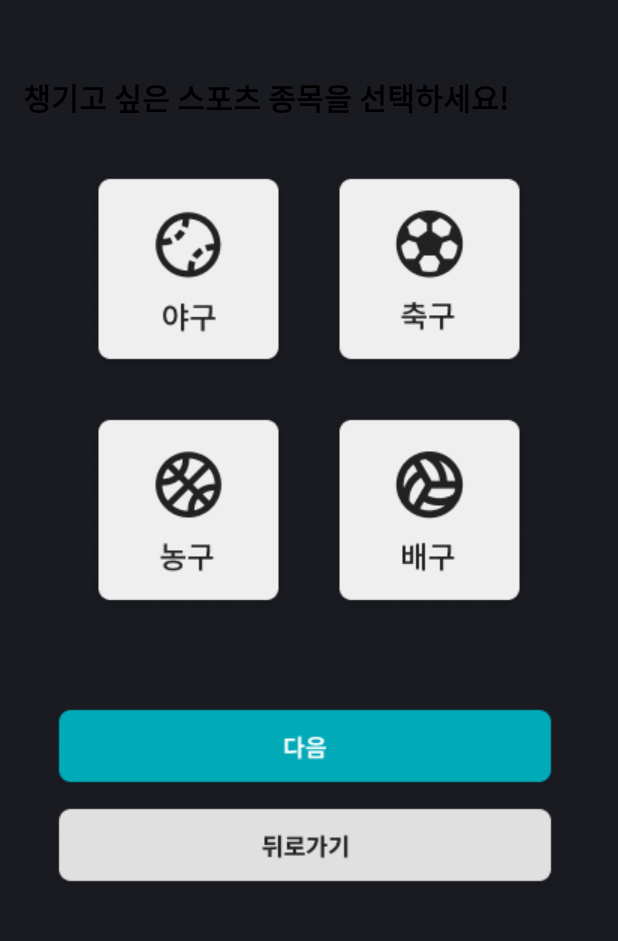
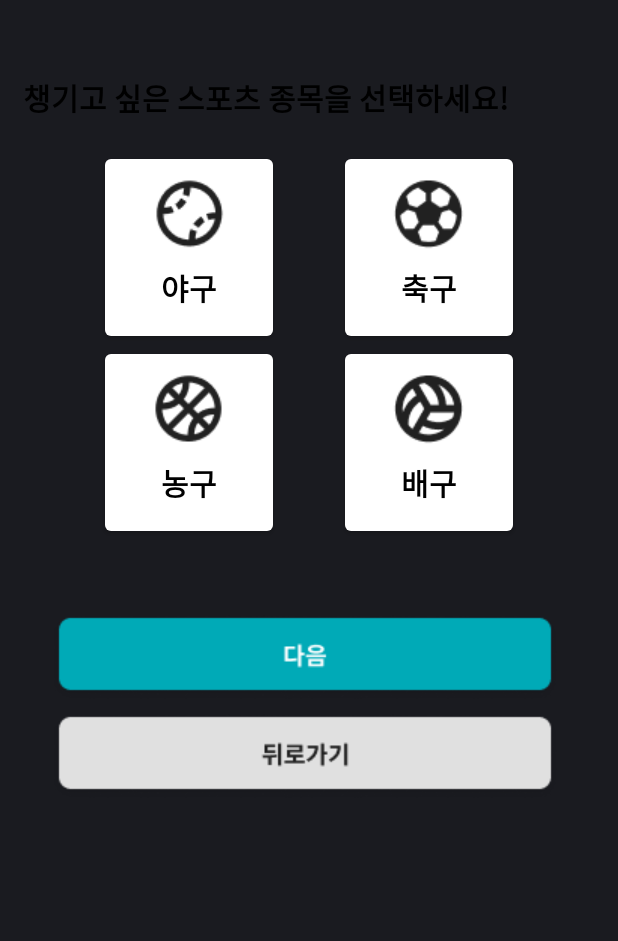
Before and after one commit to jiyeon11/NotiOut-Re, an Android app: the layout activity_event_choice.xml on its own in the app's theme, with its tools: preview values and no code run, on a phone screen of 412 x 824 dp, the part 204-1145 px from its top. Run offline under Robolectric (Android 15) with nearby library versions, the phone set to English and light mode, and no system bars.

Commit message:
💄 스포츠 종목 선택 화면 수정

```diff
--- a/app/src/main/java/com/cookandroid/noti/MainActivity.java
+++ b/app/src/main/java/com/cookandroid/noti/MainActivity.java
@@ -4,8 +4,10 @@ import androidx.annotation.NonNull;
 import androidx.appcompat.app.AppCompatActivity;
 import androidx.fragment.app.Fragment;
 
+import android.content.Intent;
 import android.os.Bundle;
 import android.util.Base64;
+import android.util.Log;
 import android.view.MenuItem;
 import android.webkit.WebView;
 
@@ -34,6 +36,9 @@ public class MainActivity extends AppCompatActivity {
 
         bottomNavigationView = findViewById(R.id.bottomNavigationView);
 
+        Intent intent = new Intent();
+        Log.d("d", ": "+intent.getStringExtra("event"));
+
         // 초기 화면으로 홈 프래그먼트를 설정
         getSupportFragmentManager().beginTransaction().replace(R.id.main_layout, fragment_home).commit();
 
--- a/app/src/main/res/layout/activity_event_choice.xml
+++ b/app/src/main/res/layout/activity_event_choice.xml
@@ -30,49 +30,75 @@
         android:layout_marginTop="20dp"
         android:gravity="center">
         <!--야구-->
-        <ImageButton
+        <Button
             android:id="@+id/baseballButton"
-            android:layout_width="wrap_content"
-            android:layout_height="wrap_content"
-            android:padding="15dp"
-            android:adjustViewBounds="true"
-            android:background="@android:color/transparent"
-            android:src="@drawable/baseball" />
+            android:layout_width="120dp"
+            android:layout_height="130dp"
+            android:drawableTop="@drawable/baseball_logo"
+            android:text="야구"
+            android:textColor="@color/black"
+            android:textSize="20dp"
+            android:textStyle="bold"
+            android:elevation="20dp"
+            android:backgroundTint="@color/white"
+            android:gravity="center"
+            android:padding="15dp" />
+
         <!--축구-->
-        <ImageButton
+        <Button
             android:id="@+id/soccerButton"
-            android:layout_width="wrap_content"
-            android:layout_height="wrap_content"
-            android:padding="15dp"
-            android:adjustViewBounds="true"
-            android:background="@android:color/transparent"
-            android:src="@drawable/soccer" />
+            android:layout_width="120dp"
+            android:layout_height="130dp"
+            android:drawableTop="@drawable/soccer_logo"
+            android:layout_marginStart="40dp"
+            android:text="축구"
+            android:textColor="@color/black"
+            android:textSize="20dp"
+            android:textStyle="bold"
+            android:elevation="20dp"
+            android:backgroundTint="@color/white"
+            android:gravity="center"
+            android:padding="15dp" />
     </LinearLayout>
+
     <LinearLayout
         android:layout_width="match_parent"
         android:layout_height="wrap_content"
         android:orientation="horizontal"
         android:gravity="center">
-        <!--야구-->
-        <ImageButton
+        <!--농구-->
+        <Button
             android:id="@+id/basketballButton"
-            android:layout_width="wrap_content"
-            android:layout_height="wrap_content"
-            android:padding="15dp"
-            android:adjustViewBounds="true"
-            android:background="@android:color/transparent"
-            android:src="@drawable/basketball" />
-        <!--축구-->
-        <ImageButton
+            android:layout_width="120dp"
+            android:layout_height="130dp"
+            android:drawableTop="@drawable/basketball_logo"
+            android:text="농구"
+            android:textColor="@color/black"
+            android:textSize="20dp"
+            android:textStyle="bold"
+            android:elevation="20dp"
+            android:backgroundTint="@color/white"
+            android:gravity="center"
+            android:padding="15dp" />
+
+        <!--배구-->
+        <Button
             android:id="@+id/volleyballButton"
-            android:layout_width="wrap_content"
-            android:layout_height="wrap_content"
-            android:padding="15dp"
-            android:adjustViewBounds="true"
-            android:background="@android:color/transparent"
-            android:src="@drawable/volleyball" />
+            android:layout_width="120dp"
+            android:layout_height="130dp"
+            android:drawableTop="@drawable/volleyball_logo"
+            android:layout_marginStart="40dp"
+            android:text="배구"
+            android:textColor="@color/black"
+            android:textSize="20dp"
+            android:textStyle="bold"
+            android:elevation="20dp"
+            android:backgroundTint="@color/white"
+            android:gravity="center"
+            android:padding="15dp" />
     </LinearLayout>
 
+    <!--다음 버튼-->
     <ImageButton
         android:id="@+id/nextButton"
         android:layout_width="wrap_content"
@@ -82,6 +108,8 @@
         android:adjustViewBounds="true"
         android:background="@android:color/transparent"
         android:src="@drawable/next" />
+
+    <!--뒤로가기 버튼-->
     <ImageButton
         android:id="@+id/backButton"
         android:layout_width="wrap_content"
```
Also changed, not shown: app/src/main/java/com/cookandroid/noti/EventChoiceActivity.java (+76 -1 lines), app/src/main/res/drawable/baseball.png (deleted), app/src/main/res/drawable/baseball_logo.png (added), app/src/main/res/drawable/basketball.png (deleted), app/src/main/res/drawable/basketball_logo.png (added), app/src/main/res/drawable/soccer.png (deleted), app/src/main/res/drawable/soccer_logo.png (added), app/src/main/res/drawable/volleyball.png (deleted), app/src/main/res/drawable/volleyball_logo.png (added).
